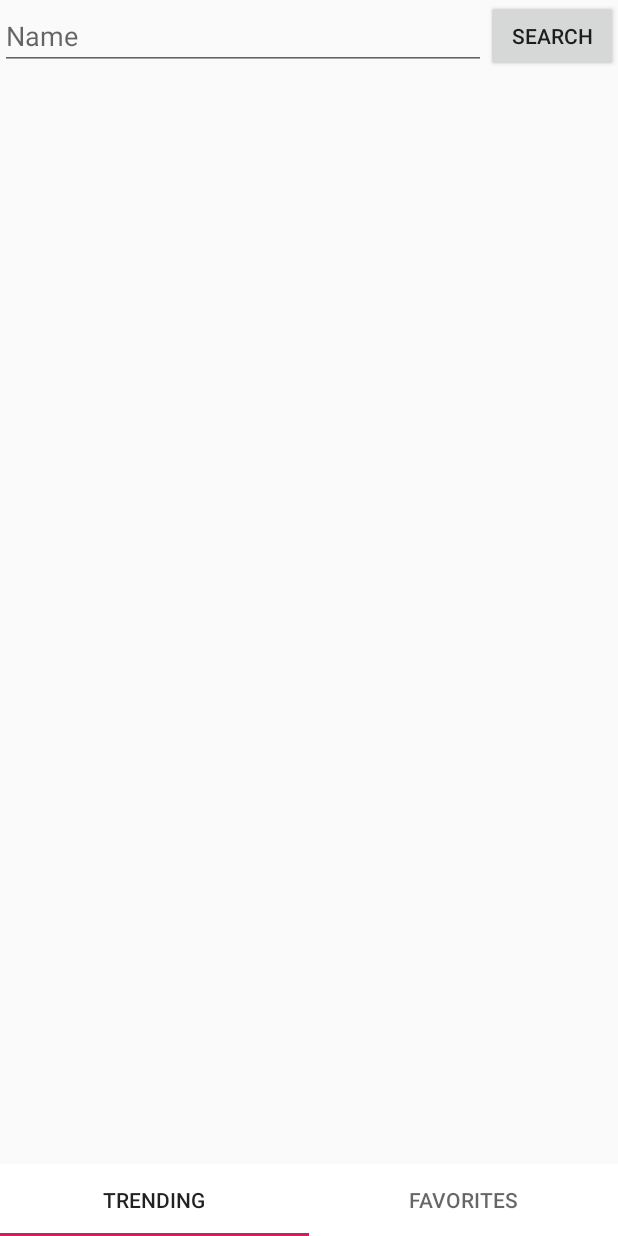
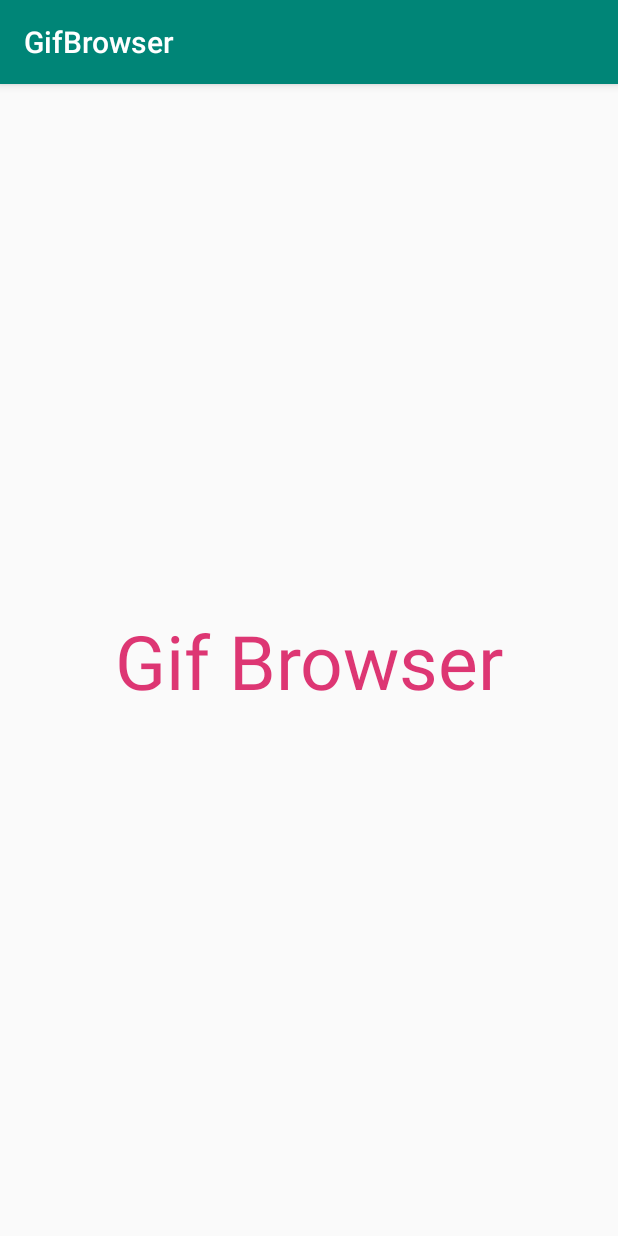
Before and after one commit to CantuckyLV/GifBrowser, an Android app: the first screen one second after launch (MainActivity before the commit, SplashActivity after it), on a phone screen of 412 x 824 dp. Run offline under Robolectric (Android 15) with nearby library versions, the phone set to English and light mode, and no system bars.

Commit message:
Created Splash screen and animations. Added functionality to load favorited gifs added functionality to delete favorite gifs Refactored code on Trendy Gifs fragment to verify search bar and load searched gifs added animations to viewpager

```diff
--- a/app/build.gradle
+++ b/app/build.gradle
@@ -56,7 +56,8 @@ dependencies {
     annotationProcessor "com.google.dagger:dagger-compiler:2.4"
     def room_version = "2.2.5"
     implementation "androidx.room:room-runtime:$room_version"
-    kapt "androidx.room:room-compiler:$room_version" // For Kotlin use kapt instead of annotationProcessor
+    kapt "androidx.room:room-compiler:$room_version"
+    // For Kotlin use kapt instead of annotationProcessor
     implementation "androidx.room:room-ktx:$room_version"
     testImplementation "androidx.room:room-testing:$room_version"
     testImplementation 'androidx.arch.core:core-testing:2.1.0'
--- a/app/src/main/AndroidManifest.xml
+++ b/app/src/main/AndroidManifest.xml
@@ -11,13 +11,16 @@
         android:roundIcon="@mipmap/ic_launcher_round"
         android:supportsRtl="true"
         android:theme="@style/AppTheme">
-        <activity android:name=".MainActivity">
+        <activity android:name=".View.SplashActivity">
             <intent-filter>
                 <action android:name="android.intent.action.MAIN" />
 
                 <category android:name="android.intent.category.LAUNCHER" />
             </intent-filter>
         </activity>
+        <activity android:name=".View.MainActivity">
+
+        </activity>
     </application>
 
 </manifest>
--- a/app/src/main/java/com/daniel/gifbrowser/Adapters/GifScreensPagerAdapter.kt
+++ b/app/src/main/java/com/daniel/gifbrowser/Adapters/GifScreensPagerAdapter.kt
@@ -3,8 +3,8 @@ package com.daniel.gifbrowser.Adapters
 import androidx.fragment.app.Fragment
 import androidx.fragment.app.FragmentActivity
 import androidx.viewpager2.adapter.FragmentStateAdapter
-import com.daniel.gifbrowser.FavoritesFragment
-import com.daniel.gifbrowser.TrendyGifsFragment
+import com.daniel.gifbrowser.View.FavoritesFragment
+import com.daniel.gifbrowser.View.TrendyGifsFragment
 
 class GifScreensPagerAdapter(fa: FragmentActivity): FragmentStateAdapter(fa) {
     override fun getItemCount(): Int {
--- a/app/src/main/java/com/daniel/gifbrowser/Adapters/SomeAdapter.kt
+++ /dev/null
@@ -1 +0,0 @@
-package com.daniel.gifbrowser.Adapters
--- a/app/src/main/java/com/daniel/gifbrowser/Data/GifCRUD.kt
+++ b/app/src/main/java/com/daniel/gifbrowser/Data/GifCRUD.kt
@@ -13,5 +13,5 @@ interface GifCRUD{
     fun getFavoriteGifs(): LiveData<List<GifSimpleObject?>?>
 
     @Delete
-    fun deleteGif(u: GifSimpleObject?)
+    fun deleteGif(gifSimpleObject: GifSimpleObject?)
 }
--- a/app/src/main/java/com/daniel/gifbrowser/Domain/GifSimpleObject.kt
+++ b/app/src/main/java/com/daniel/gifbrowser/Domain/GifSimpleObject.kt
@@ -13,5 +13,5 @@ data class GifSimpleObject (
     @SerializedName("url")
     val url : String,
     @SerializedName("is_fav")
-    val isFav : Boolean
+    var isFav : Boolean
 ):Serializable
--- a/app/src/main/java/com/daniel/gifbrowser/MainActivity.kt
+++ b/app/src/main/java/com/daniel/gifbrowser/View/MainActivity.kt
@@ -1,10 +1,11 @@
-package com.daniel.gifbrowser
+package com.daniel.gifbrowser.View
 
 import android.os.Bundle
 import android.widget.FrameLayout
 import androidx.fragment.app.FragmentActivity
 import androidx.viewpager2.widget.ViewPager2
 import com.daniel.gifbrowser.Adapters.GifScreensPagerAdapter
+import com.daniel.gifbrowser.R
 import com.google.android.material.tabs.TabLayout
 import com.google.android.material.tabs.TabLayoutMediator
 
@@ -41,5 +42,6 @@ class MainActivity : FragmentActivity() {
                 tab.text = "Favorites"
             }
         }.attach()
+        vpFragments.setPageTransformer(ZoomOutPageTransformer())
     }
 }
--- /dev/null
+++ b/app/src/main/java/com/daniel/gifbrowser/View/SplashActivity.kt
@@ -0,0 +1,76 @@
+package com.daniel.gifbrowser.View
+
+import android.animation.Animator
+import android.animation.AnimatorListenerAdapter
+import android.content.Intent
+import android.os.Bundle
+import android.os.CountDownTimer
+import android.os.Handler
+import android.os.Looper
+import android.view.View
+import android.widget.TextView
+import androidx.appcompat.app.AppCompatActivity
+import com.daniel.gifbrowser.R
+import java.lang.Exception
+
+class SplashActivity : AppCompatActivity() {
+
+    private lateinit var testo : TextView
+    private lateinit var testo2 : TextView
+    private val  timerHandler = Handler(Looper.getMainLooper())
+    override fun onCreate(savedInstanceState: Bundle?) {
+        super.onCreate(savedInstanceState)
+        setContentView(R.layout.activity_splash)
+        testo = findViewById(R.id.testo)
+        testo2 = findViewById(R.id.testo2)
+        val intent = Intent(this, MainActivity::class.java)
+        object : CountDownTimer(3000, 1000) {
+            override fun onTick(millisUntilFinished: Long) {}
+            override fun onFinish() {
+                startActivity(intent)
+            }
+        }.start()
+        startHandler()
+    }
+
+    private val crossRunnable = object : Runnable {
+        override fun run() {
+            crossFadeSplash()
+            timerHandler.postDelayed(this, 500)
+        }
+    }
+    private fun startHandler(){
+        timerHandler.post(crossRunnable)
+    }
+
+    private fun crossFadeSplash(){
+        try{
+            val view1 = testo
+            val view2 = testo2
+            if(view1.isShown){
+                crossfade(view1,view2)
+            }else{
+                crossfade(view2,view1)
+            }
+        }catch(e: Exception){
+        }
+    }
+    private fun crossfade(view1: View, view2: View) {
+        view2.apply {
+            alpha = 0f
+            visibility = View.VISIBLE
+            animate()
+                .alpha(1f)
+                .setDuration(500)
+                .setListener(null)
+        }
+        view1.animate()
+            .alpha(0f)
+            .setDuration(500)
+            .setListener(object : AnimatorListenerAdapter() {
+                override fun onAnimationEnd(animation: Animator) {
+                    view1.visibility = View.INVISIBLE
+                }
+            })
+    }
+}
--- a/app/src/main/res/layout/activity_main.xml
+++ b/app/src/main/res/layout/activity_main.xml
@@ -4,7 +4,7 @@
     xmlns:tools="http://schemas.android.com/tools"
     android:layout_width="match_parent"
     android:layout_height="match_parent"
-    tools:context=".MainActivity">
+    tools:context=".View.MainActivity">
 
     <FrameLayout
         android:id="@+id/fl_fragment_ph"
--- /dev/null
+++ b/app/src/main/res/layout/activity_splash.xml
@@ -0,0 +1,34 @@
+<?xml version="1.0" encoding="utf-8"?>
+<androidx.constraintlayout.widget.ConstraintLayout xmlns:android="http://schemas.android.com/apk/res/android"
+    xmlns:app="http://schemas.android.com/apk/res-auto"
+    xmlns:tools="http://schemas.android.com/tools"
+    android:layout_width="match_parent"
+    android:layout_height="match_parent"
+    tools:context=".View.SplashActivity">
+    <TextView
+        android:id="@+id/testo"
+        android:layout_width="wrap_content"
+        android:layout_height="wrap_content"
+        android:layout_alignParentLeft="true"
+        android:text="Gif Browser"
+        android:textColor="@color/colorAccent"
+        android:textSize="50dp"
+        app:layout_constraintBottom_toBottomOf="parent"
+        app:layout_constraintEnd_toEndOf="parent"
+        app:layout_constraintStart_toStartOf="parent"
+        app:layout_constraintTop_toTopOf="parent" />
+    <TextView
+        android:id="@+id/testo2"
+        android:layout_width="wrap_content"
+        android:layout_height="wrap_content"
+        android:layout_alignParentLeft="true"
+        android:text="By Fresh Works"
+        android:visibility="gone"
+        android:textColor="@color/colorAccent"
+        android:textSize="50dp"
+        app:layout_constraintBottom_toBottomOf="parent"
+        app:layout_constraintEnd_toEndOf="parent"
+        app:layout_constraintStart_toStartOf="parent"
+        app:layout_constraintTop_toTopOf="parent" />
+
+</androidx.constraintlayout.widget.ConstraintLayout>
--- a/app/src/main/res/layout/fragment_trendy_gifs.xml
+++ b/app/src/main/res/layout/fragment_trendy_gifs.xml
@@ -4,7 +4,7 @@
     xmlns:tools="http://schemas.android.com/tools"
     android:layout_width="match_parent"
     android:layout_height="match_parent"
-    tools:context=".TrendyGifsFragment">
+    tools:context=".View.TrendyGifsFragment">
 
     <androidx.constraintlayout.widget.ConstraintLayout
         android:id="@+id/cl_loaded"
```
Also changed, not shown: app/src/main/java/com/daniel/gifbrowser/Adapters/GifsAdapter.kt (+9 -3 lines), app/src/main/java/com/daniel/gifbrowser/Data/FavoritesRepository.kt (added, +22 -0 lines), app/src/main/java/com/daniel/gifbrowser/FavoritesFragment.kt (deleted, +0 -24 lines), app/src/main/java/com/daniel/gifbrowser/View/FavoritesFragment.kt (added, +77 -0 lines), app/src/main/java/com/daniel/gifbrowser/View/TrendyGifsFragment.kt (renamed from app/src/main/java/com/daniel/gifbrowser/TrendyGifsFragment.kt, +46 -21 lines), app/src/main/java/com/daniel/gifbrowser/View/ZoomOutPageTransformer.kt (added, +46 -0 lines), app/src/main/java/com/daniel/gifbrowser/ViewModel/FavoritesFragmentViewModel.kt (added, +22 -0 lines), app/src/main/res/layout/fragment_favorites.xml (+29 -6 lines).
